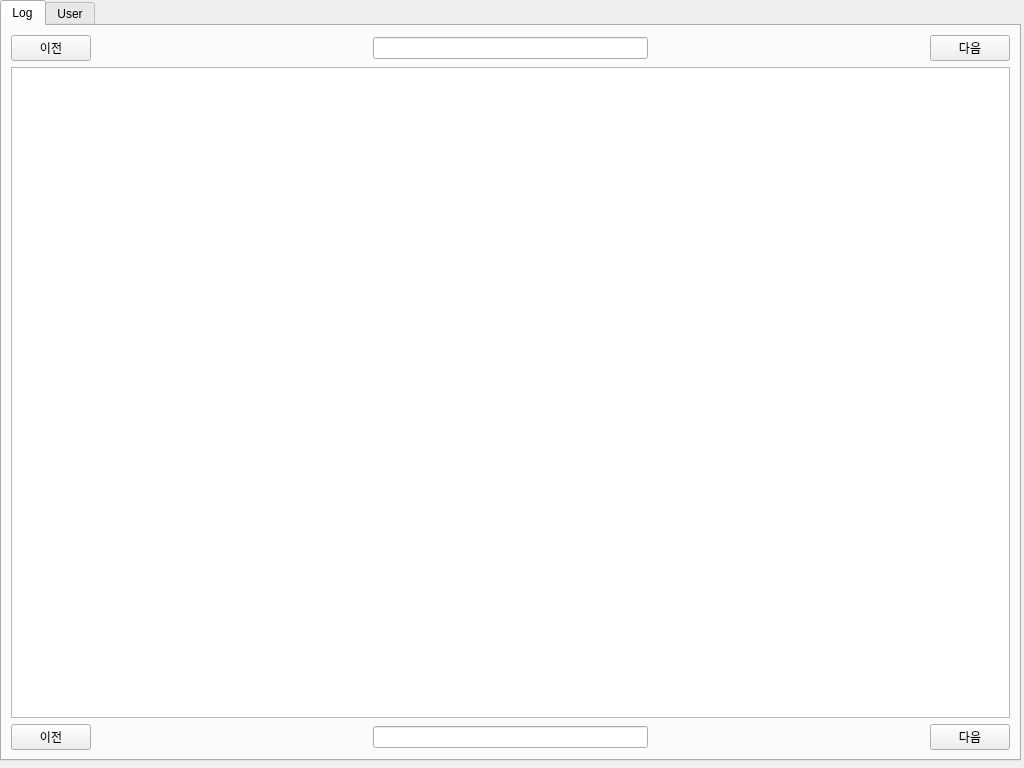
Above: ui/auto_log_program.ui from seraph92/win32_test before the change. Below: the same form after it.
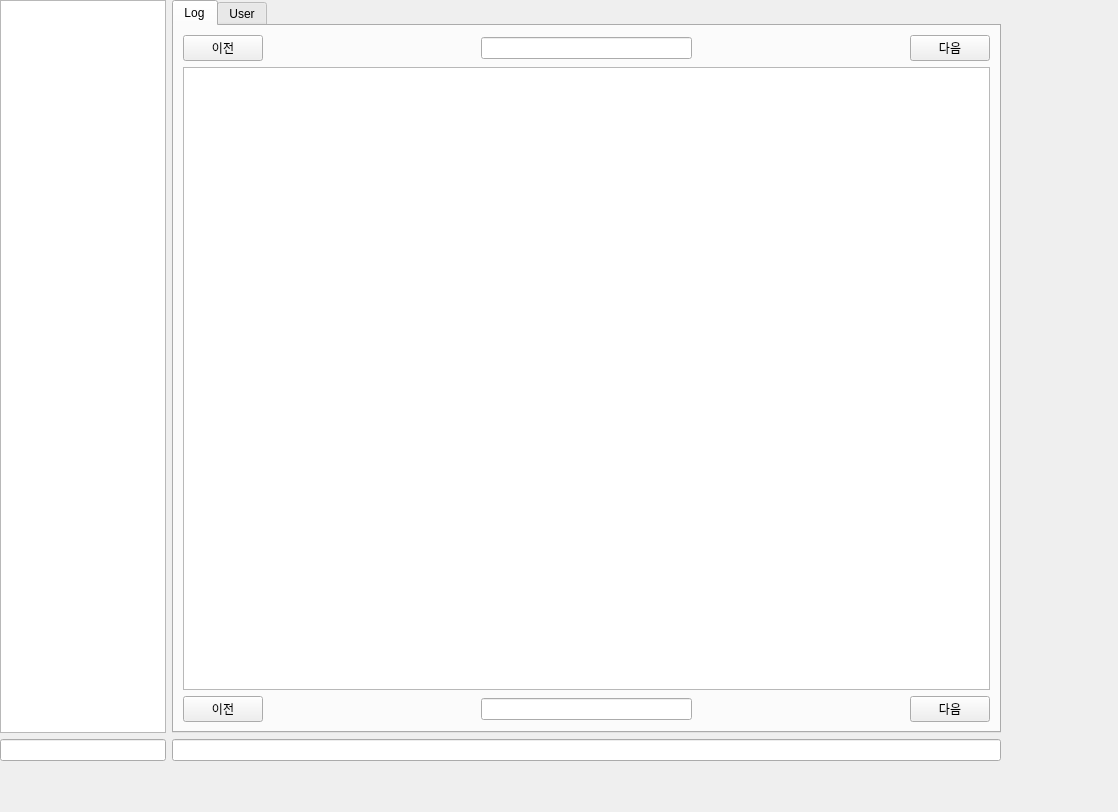
That is the form after the change.

The edit to the form file:
```diff
--- a/ui/auto_log_program.ui
+++ b/ui/auto_log_program.ui
@@ -6,22 +6,34 @@
    <rect>
     <x>0</x>
     <y>0</y>
-    <width>1024</width>
-    <height>768</height>
+    <width>1118</width>
+    <height>812</height>
    </rect>
   </property>
+  <property name="sizePolicy">
+   <sizepolicy hsizetype="Preferred" vsizetype="Preferred">
+    <horstretch>0</horstretch>
+    <verstretch>0</verstretch>
+   </sizepolicy>
+  </property>
   <property name="windowTitle">
    <string>Form</string>
   </property>
-  <widget class="QTabWidget" name="tabWidget">
+  <widget class="QWidget" name="gridLayoutWidget">
    <property name="geometry">
     <rect>
      <x>0</x>
      <y>0</y>
-     <width>1021</width>
+     <width>1001</width>
      <height>761</height>
     </rect>
    </property>
+   <layout class="QGridLayout" name="gridLayout" rowstretch="5,0,0" columnstretch="1,5">
+    <item row="0" column="0">
+     <widget class="QListView" name="msgListView"/>
+    </item>
+    <item row="0" column="1">
+     <widget class="QTabWidget" name="tabWidget">
    <property name="currentIndex">
     <number>0</number>
    </property>
@@ -159,6 +171,15 @@
     </attribute>
     <layout class="QVBoxLayout" name="verticalLayout_2"/>
    </widget>
+     </widget>
+    </item>
+    <item row="2" column="0">
+     <widget class="QLineEdit" name="lineEdit_2"/>
+    </item>
+    <item row="2" column="1">
+     <widget class="QLineEdit" name="conEdit"/>
+    </item>
+   </layout>
   </widget>
  </widget>
  <resources/>
```
Lines whose indentation alone changed are shown as unchanged.
